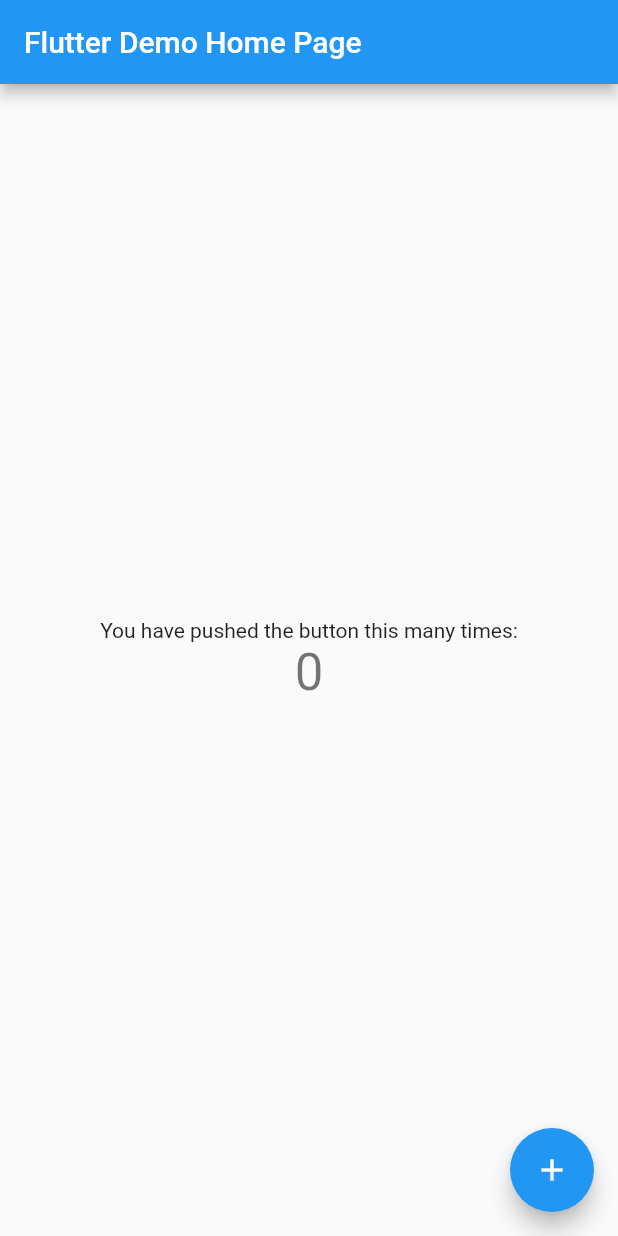
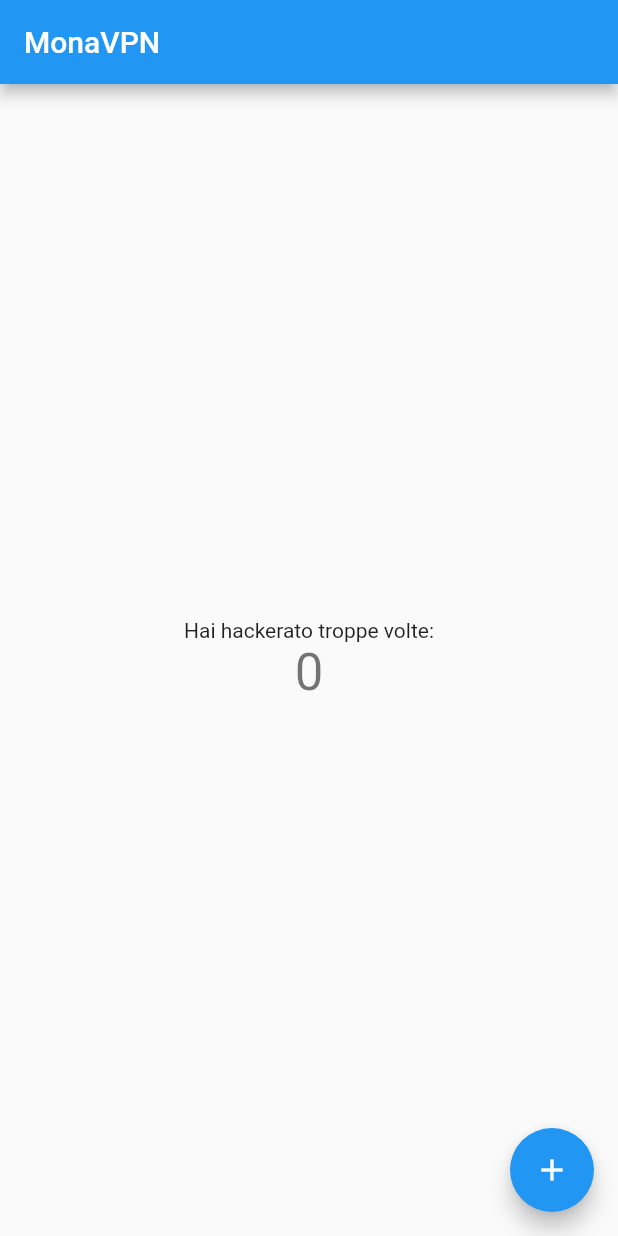
Before and after one commit to Falcone8/MonaVPN, a Flutter app: the screen it shows after launch, on a phone screen of 412 x 824 dp. Run offline on Flutter 3.47's test engine with Material 2 defaults, Android fonts, the phone set to English and light mode, and no system bars.

Commit message:
First Commit

```diff
--- a/lib/main.dart
+++ b/lib/main.dart
@@ -24,7 +24,7 @@ class MyApp extends StatelessWidget {
         // is not restarted.
         primarySwatch: Colors.blue,
       ),
-      home: const MyHomePage(title: 'Flutter Demo Home Page'),
+      home: const MyHomePage(title: 'MonaVPN'),
     );
   }
 }
@@ -96,7 +96,7 @@ class _MyHomePageState extends State<MyHomePage> {
           mainAxisAlignment: MainAxisAlignment.center,
           children: <Widget>[
             const Text(
-              'You have pushed the button this many times:',
+              'Hai hackerato troppe volte:',
             ),
             Text(
               '$_counter',
@@ -107,7 +107,7 @@ class _MyHomePageState extends State<MyHomePage> {
       ),
       floatingActionButton: FloatingActionButton(
         onPressed: _incrementCounter,
-        tooltip: 'Increment',
+        tooltip: 'Hackera',
         child: const Icon(Icons.add),
       ), // This trailing comma makes auto-formatting nicer for build methods.
     );
```
